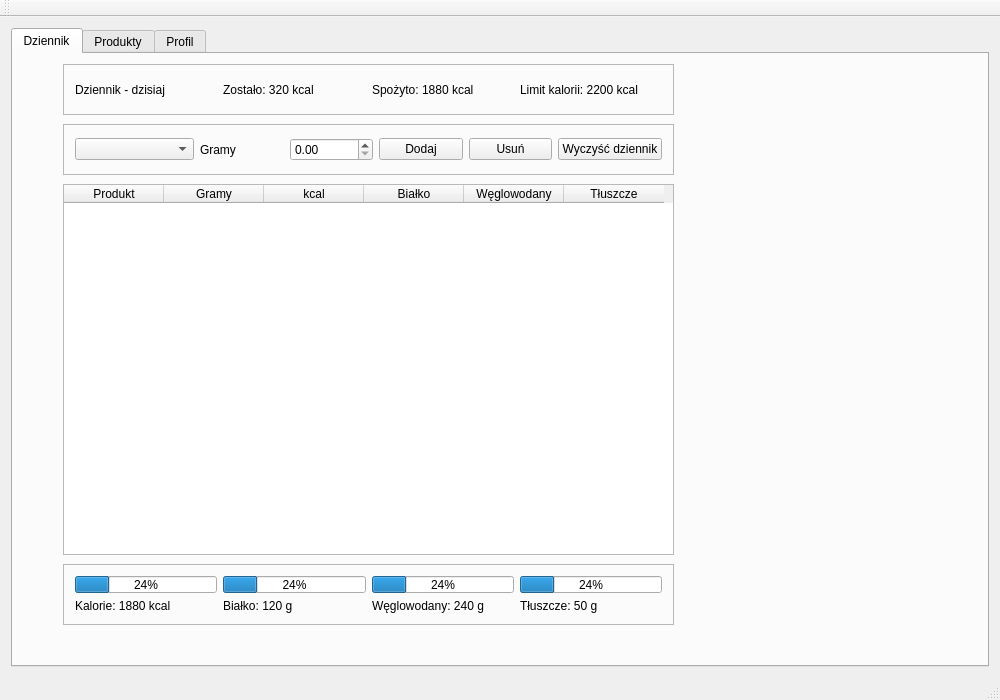
Old version of the form trackbite/mainwindow.ui in the repository lvvndlord/trackbite.
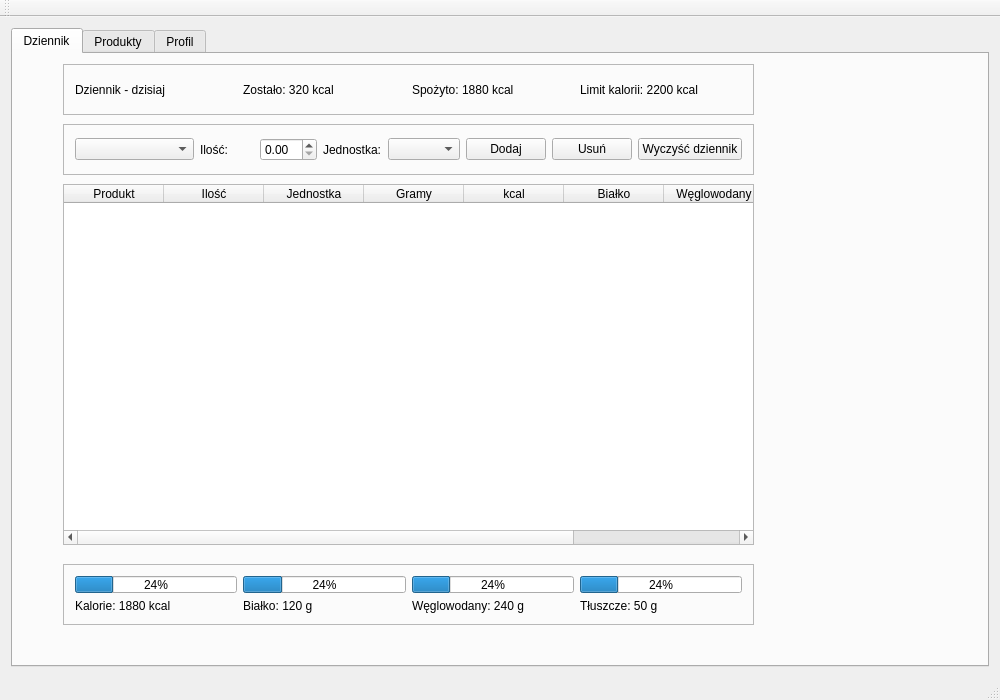
New version of the form. The open tabs and pages were chosen to show the change.

Commit message: Rozbudowano dziennik żywieniowy oraz stworzono klasę Produkt.

The edit to the form file:
```diff
--- a/trackbite/mainwindow.ui
+++ b/trackbite/mainwindow.ui
@@ -29,7 +29,7 @@
          <rect>
           <x>50</x>
           <y>10</y>
-          <width>611</width>
+          <width>691</width>
           <height>51</height>
          </rect>
         </property>
@@ -75,7 +75,7 @@
          <rect>
           <x>50</x>
           <y>70</y>
-          <width>611</width>
+          <width>691</width>
           <height>51</height>
          </rect>
         </property>
@@ -99,12 +99,22 @@
          <item>
           <widget class="QLabel" name="labelGramy">
            <property name="text">
-            <string>Gramy</string>
+            <string>Ilość:</string>
            </property>
           </widget>
          </item>
          <item>
-          <widget class="QDoubleSpinBox" name="doubleSpinGramy"/>
+          <widget class="QDoubleSpinBox" name="doubleSpinIlosc"/>
+         </item>
+         <item>
+          <widget class="QLabel" name="labelJednostka">
+           <property name="text">
+            <string>Jednostka:</string>
+           </property>
+          </widget>
+         </item>
+         <item>
+          <widget class="QComboBox" name="comboJednostkaDziennik"/>
          </item>
          <item>
           <widget class="QPushButton" name="buttonDodajDoDziennika">
@@ -134,8 +144,8 @@
          <rect>
           <x>50</x>
           <y>130</y>
-          <width>611</width>
-          <height>371</height>
+          <width>691</width>
+          <height>361</height>
          </rect>
         </property>
         <column>
@@ -143,6 +153,16 @@
           <string>Produkt</string>
          </property>
         </column>
+        <column>
+         <property name="text">
+          <string>Ilość</string>
+         </property>
+        </column>
+        <column>
+         <property name="text">
+          <string>Jednostka</string>
+         </property>
+        </column>
         <column>
          <property name="text">
           <string>Gramy</string>
@@ -174,7 +194,7 @@
          <rect>
           <x>50</x>
           <y>510</y>
-          <width>611</width>
+          <width>691</width>
           <height>61</height>
          </rect>
         </property>
```
Left out of the diff: 4 changed lines with no effect on the pictures. The commit also changes 10 other files.
